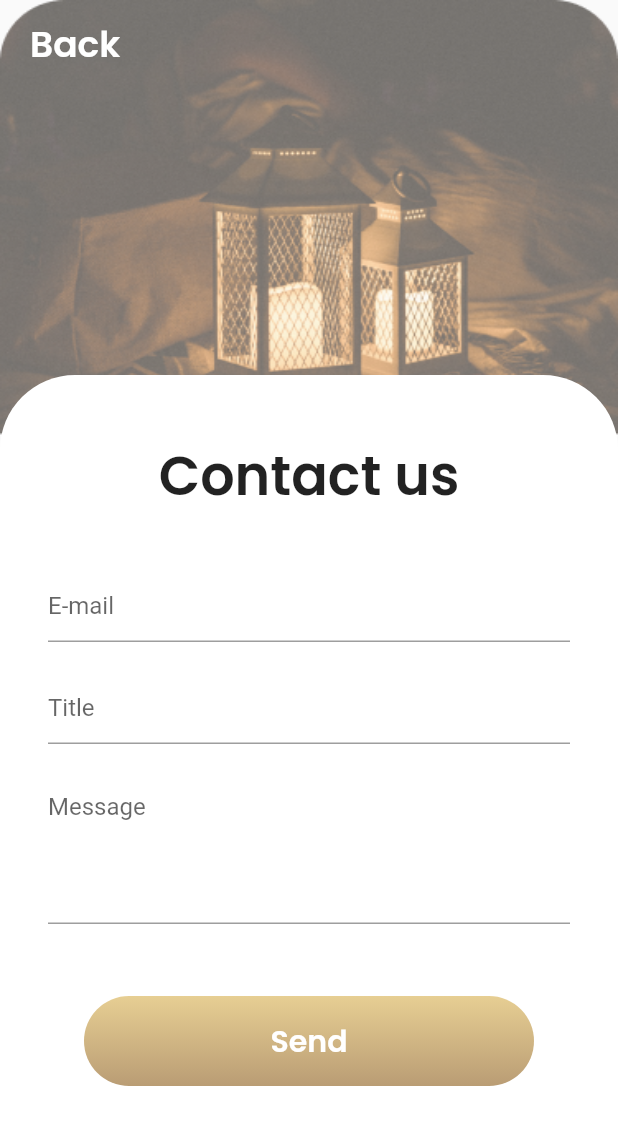
After one commit to l-raouf/debug-entity, a Flutter app: the ContactUs screen opened directly, on a phone screen of 412 x 824 dp. The commit adds this screen. Shown: the top 1125 px of the screen. Run offline on Flutter 3.47's test engine with Material 2 defaults, Android fonts, the phone set to English and light mode, and no system bars; our stand-ins replace cloud_firestore, firebase_auth, firebase_core, firebase_storage, fluttertoast, hexcolor and 1 more; accounts and stored records are empty.

Commit message:
completing contact us page + fixing some issues in home page

```diff
--- a/lib/main.dart
+++ b/lib/main.dart
@@ -1,6 +1,7 @@
 import 'package:firebase_core/firebase_core.dart';
 import 'package:flutter/material.dart';
 import 'package:debug_entity/pages/home/home.dart';
+import 'package:debug_entity/pages/home/contact_us.dart';
 
 Future<void> main() async{
   //You need to init Firebase first then lunch the app!
--- /dev/null
+++ b/lib/pages/home/contact_us.dart
@@ -0,0 +1,171 @@
+import 'package:flutter/cupertino.dart';
+import 'package:flutter/material.dart';
+import 'package:hexcolor/hexcolor.dart';
+
+class ContactUs extends StatelessWidget {
+  const ContactUs({Key? key}) : super(key: key);
+
+  @override
+  Widget build(BuildContext context) {
+    return Scaffold(
+      body: Container(
+        height: MediaQuery.of(context).size.height,
+        child: Stack(
+          children: [
+            Positioned(
+              child: Container(
+                child: Column(
+                  crossAxisAlignment: CrossAxisAlignment.start,
+                  children: [
+                    SafeArea(
+                      child: Padding(
+                        padding: EdgeInsets.fromLTRB(12, 4, 0, 0),
+                        child: TextButton(
+                          onPressed: (){},
+                          child: Text(
+                            'Back',
+                            style: TextStyle(
+                              color: Colors.white,
+                              fontWeight: FontWeight.w600,
+                              fontSize: 24,
+                              fontFamily: 'Poppins',
+                            ),
+                          ),
+                        ),
+                      ),
+                    ),
+                  ],
+                ),
+                height: 290,
+                width: MediaQuery.of(context).size.width,
+                decoration: BoxDecoration(
+                  image: DecorationImage(
+                    image: AssetImage('assets/contact_us.png'),
+                    fit: BoxFit.fill,
+                  ),
+                ),
+              ),
+            ),
+            Positioned(
+              top: 250,
+              child: Container(
+                height: MediaQuery.of(context).size.height,
+                width: MediaQuery.of(context).size.width,
+                decoration: BoxDecoration(
+                  borderRadius: BorderRadius.circular(50),
+                  color: Colors.white,
+                ),
+                child: Padding(
+                  padding: EdgeInsets.all(16),
+                  child: Column(
+                    children: [
+                      SizedBox(
+                        height: 24,
+                      ),
+                      Text(
+                        'Contact us',
+                        style: TextStyle(
+                          fontSize: 36,
+                          fontWeight: FontWeight.w600,
+                          fontFamily: 'Poppins',
+                        ),
+                      ),
+                      SizedBox(
+                        height: 20,
+                      ),
+                      Padding(
+                        padding: const EdgeInsets.all(16),
+                        child: Form(
+                          child: Column(
+                            crossAxisAlignment: CrossAxisAlignment.start,
+                            children: <Widget>[
+                              TextFormField(
+                                decoration: const InputDecoration(
+                                  hintText: 'E-mail',
+                                ),
+                                validator: (String? value) {
+                                  if (value == null || value.isEmpty) {
+                                    return 'Please enter your E-mail';
+                                  }
+                                  return null;
+                                },
+                              ),
+                              SizedBox(
+                                height: 20,
+                              ),
+                              TextFormField(
+                                decoration: const InputDecoration(
+                                  hintText: 'Title',
+                                ),
+                                validator: (String? value) {
+                                  if (value == null || value.isEmpty) {
+                                    return 'Please enter a title';
+                                  }
+                                  return null;
+                                },
+                              ),
+                              SizedBox(
+                                height: 20,
+                              ),
+                              TextFormField(
+                                keyboardType: TextInputType.multiline,
+                                maxLines: 4,
+                                decoration: const InputDecoration(
+                                  hintText: 'Message',
+                                ),
+                                validator: (String? value) {
+                                  if (value == null || value.isEmpty) {
+                                    return 'Please enter your message';
+                                  }
+                                  return null;
+                                },
+                              ),
+                              SizedBox(
+                                height: 48,
+                              ),
+                              Center(
+                                child: GestureDetector(
+                                  onTap: () {},
+                                  child: Container(
+                                    decoration: BoxDecoration(
+                                      borderRadius: BorderRadius.circular(40),
+                                      gradient: LinearGradient(
+                                        begin: Alignment.topCenter,
+                                        end: Alignment.bottomCenter,
+                                        colors: [
+                                          HexColor('#D9B356').withOpacity(0.64),
+                                          HexColor('#926526').withOpacity(0.64)
+                                        ],
+                                      ),
+                                    ),
+                                    height: 60,
+                                    width: 300,
+                                    child: Center(
+                                      child: Text(
+                                        'Send',
+                                        style: TextStyle(
+                                          fontFamily: 'Poppins',
+                                          fontSize: 20,
+                                          fontWeight: FontWeight.w600,
+                                          color: Colors.white,
+                                        ),
+                                      ),
+                                    ),
+                                  ),
+                                ),
+                              ),
+                            ],
+                          ),
+                        ),
+                      ),
+                    ],
+                  ),
+                ),
+              ),
+            ),
+          ],
+        ),
+      ),
+    );
+  }
+}
--- a/lib/pages/home/home.dart
+++ b/lib/pages/home/home.dart
@@ -1,4 +1,3 @@
-import 'package:flutter/cupertino.dart';
 import 'package:flutter/material.dart';
 import 'package:hexcolor/hexcolor.dart';
 import 'package:smooth_page_indicator/smooth_page_indicator.dart';
@@ -22,8 +21,9 @@ class _HomeState extends State<Home> {
     double lineWidth = MediaQuery.of(context).size.width * 0.9;
 
     return Scaffold(
-      body: Padding(
-        padding: EdgeInsets.symmetric(horizontal: 12, vertical: 16),
+      body: SafeArea(
+        child: Padding(
+          padding: EdgeInsets.symmetric(horizontal: 12, vertical: 0),
           child: Column(
             children: [
               Row(
@@ -46,7 +46,7 @@ class _HomeState extends State<Home> {
                 ],
               ),
               SizedBox(
-              height: 24,
+                height: 4,
               ),
               Column(
                 children: [
@@ -58,7 +58,7 @@ class _HomeState extends State<Home> {
                       fontWeight: FontWeight.w600,
                     ),
                   ),
-                SizedBox(height: 16,),
+                  SizedBox(height: 12,),
                   Container(
                     width: MediaQuery.of(context).size.width,
                     child: Column(
@@ -250,6 +250,7 @@ class _HomeState extends State<Home> {
             ],
           ),
         ),
+      ),
     );
   }
 }
```
Also changed, not shown: assets/contact_us.png (added). Lines whose indentation alone changed are shown as unchanged.
